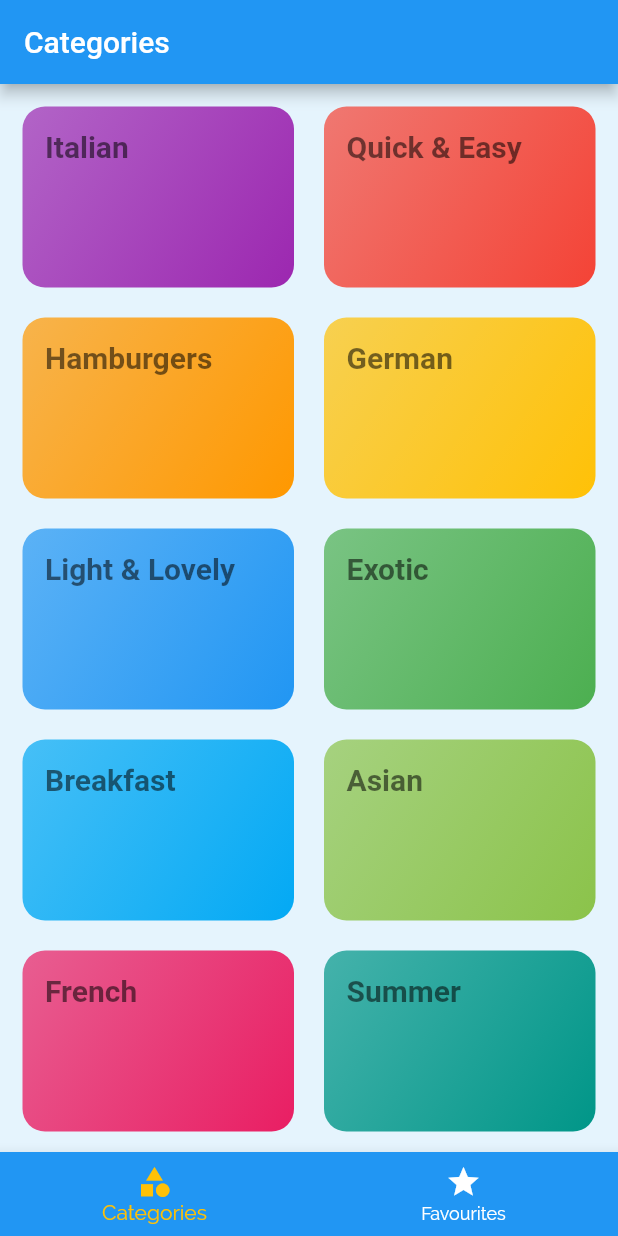
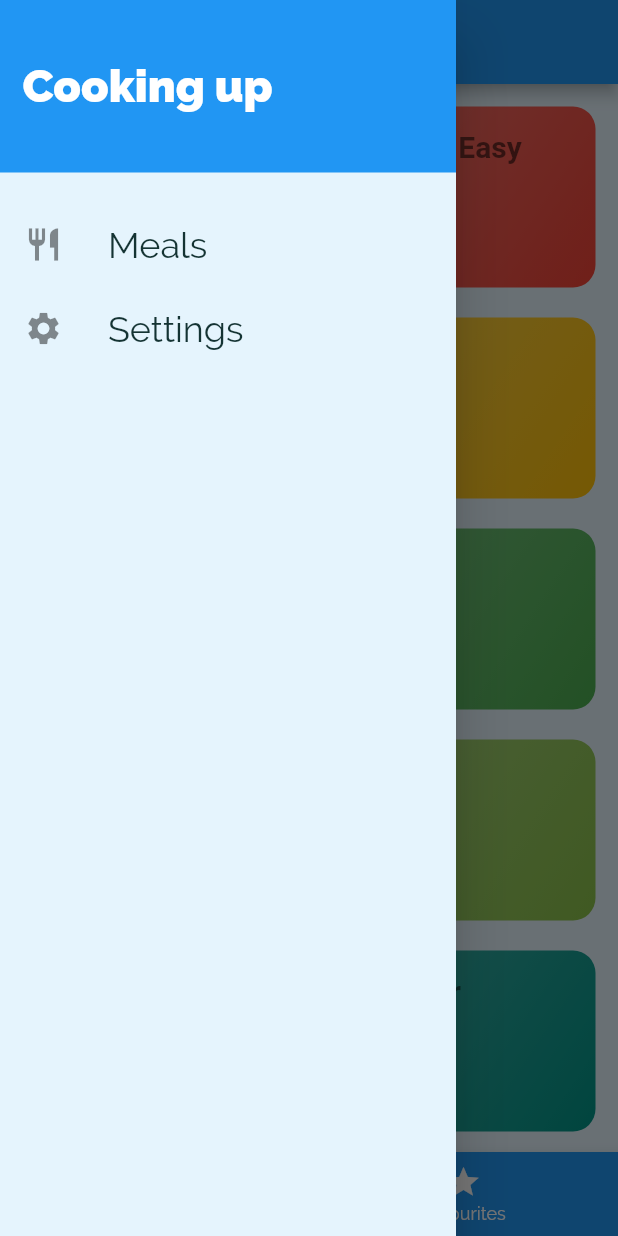
Before and after one commit to jeclauden/foodapp, a Flutter app: the screen it shows after launch, with the side drawer open (before the commit the screen has no drawer), on a phone screen of 412 x 824 dp. Run offline on Flutter 3.47's test engine with Material 2 defaults, Android fonts, the phone set to English and light mode, and no system bars; our stand-ins replace gap; Roboto replaces fonts that are missing (RobotoCondesended).

```diff
--- a/lib/main.dart
+++ b/lib/main.dart
@@ -1,4 +1,5 @@
 import 'package:flutter/material.dart';
+import 'package:foodapp/screens/filters_screen.dart';
 import 'package:foodapp/screens/meal_details_screen.dart';
 import 'package:foodapp/screens/tabs_screen.dart';
 import './screens/category_meals_screen.dart';
@@ -46,9 +47,10 @@ class MyApp extends StatelessWidget {
 
       // Can manually register named routes
       routes: {
-        '/': (ctx) => const TabsScreen(),
+        AppRoutes.mealTabs: (ctx) => const TabsScreen(),
         AppRoutes.mealCategory: (ctx) => const CategoryMealsScreen(),
         AppRoutes.mealDetails: (ctx) => const MealDetailsScreen(),
+        AppRoutes.filterScreen: (ctx) => const FiltersScreen(),
       },
       // Fallback is route cannot be found
       onUnknownRoute: (settings) {
--- a/lib/routes/app_routes.dart
+++ b/lib/routes/app_routes.dart
@@ -2,4 +2,6 @@ class AppRoutes {
   AppRoutes._();
   static const String mealCategory = '/category-meals';
   static const String mealDetails = '/meal-details';
+  static const String mealTabs = '/';
+  static const String filterScreen = '/filters-screen';
 }
--- a/lib/screens/meals_categories_screen.dart
+++ b/lib/screens/meals_categories_screen.dart
@@ -17,7 +17,7 @@ class CategoriesScreen extends StatelessWidget {
           mainAxisSpacing: 20,
         ),
         children: DUMMY_CATEGORIES
-            .map((catergoty) => CategortItem(
+            .map((catergoty) => CategoryItem(
                   id: catergoty.id,
                   title: catergoty.title,
                   color: catergoty.color,
--- a/lib/screens/tabs_screen.dart
+++ b/lib/screens/tabs_screen.dart
@@ -1,6 +1,8 @@
 import 'package:flutter/material.dart';
-import 'package:foodapp/screens/favourites_screen.dart';
-import 'package:foodapp/screens/meals_categories_screen.dart';
+import '../screens/favourites_screen.dart';
+import '../screens/meals_categories_screen.dart';
+
+import '../widgets/main_drawer.dart';
 
 class TabsScreen extends StatefulWidget {
   const TabsScreen({Key? key}) : super(key: key);
@@ -41,6 +43,7 @@ class _TabsScreenState extends State<TabsScreen> {
         title: Text(_getAppBarTitle(_selectedPageIndex)),
       ),
       body: _pages[_selectedPageIndex],
+      drawer: const MainDrawer(),
       bottomNavigationBar: BottomNavigationBar(
         unselectedItemColor: Colors.white,
         selectedItemColor: Colors.amber,
--- a/lib/widgets/categoryItem.dart
+++ b/lib/widgets/categoryItem.dart
@@ -1,12 +1,12 @@
 import 'package:flutter/material.dart';
 import '../routes/app_routes.dart';
 
-class CategortItem extends StatelessWidget {
+class CategoryItem extends StatelessWidget {
   final String id;
   final String title;
   final Color color;
 
-  const CategortItem({
+  const CategoryItem({
     required this.id,
     required this.title,
     required this.color,
--- /dev/null
+++ b/lib/widgets/main_drawer.dart
@@ -0,0 +1,64 @@
+import 'package:flutter/material.dart';
+import 'package:foodapp/routes/app_routes.dart';
+import 'package:gap/gap.dart';
+
+class MainDrawer extends StatelessWidget {
+  const MainDrawer({super.key});
+
+  @override
+  Widget build(BuildContext context) {
+    Widget buildListTile(
+      String title,
+      IconData icon,
+      VoidCallback onTapHandler,
+    ) {
+      return ListTile(
+        leading: Icon(
+          icon,
+          size: 26,
+        ),
+        title: Text(
+          title,
+          style: const TextStyle(
+            fontSize: 24,
+          ),
+        ),
+        onTap: onTapHandler,
+      );
+    }
+
+    return Drawer(
+      child: Column(
+        children: [
+          Container(
+            height: 115,
+            width: double.infinity,
+            padding: const EdgeInsets.all(15),
+            alignment: Alignment.centerLeft,
+            color: Theme.of(context).primaryColor,
+            child: const Text(
+              "Cooking up",
+              style: TextStyle(
+                fontWeight: FontWeight.w900,
+                fontSize: 30,
+                color: Colors.white,
+              ),
+            ),
+          ),
+          const Gap(20),
+          buildListTile("Meals", Icons.restaurant, (() {
+            Navigator.of(context).pushReplacementNamed(
+              AppRoutes.mealTabs,
+            );
+          })),
+          buildListTile("Settings", Icons.settings, (() {
+            // pushedReplacementName removes the current route after the new one is pushed
+            Navigator.of(context).pushReplacementNamed(
+              AppRoutes.filterScreen,
+            );
+          })),
+        ],
+      ),
+    );
+  }
+}
```
Also changed, not shown: lib/screens/category_meals_screen.dart (+35 -10 lines), lib/screens/filters_screen.dart (added, +19 -0 lines), lib/screens/meal_details_screen.dart (+8 -0 lines), lib/widgets/meal_item.dart (+11 -2 lines).
